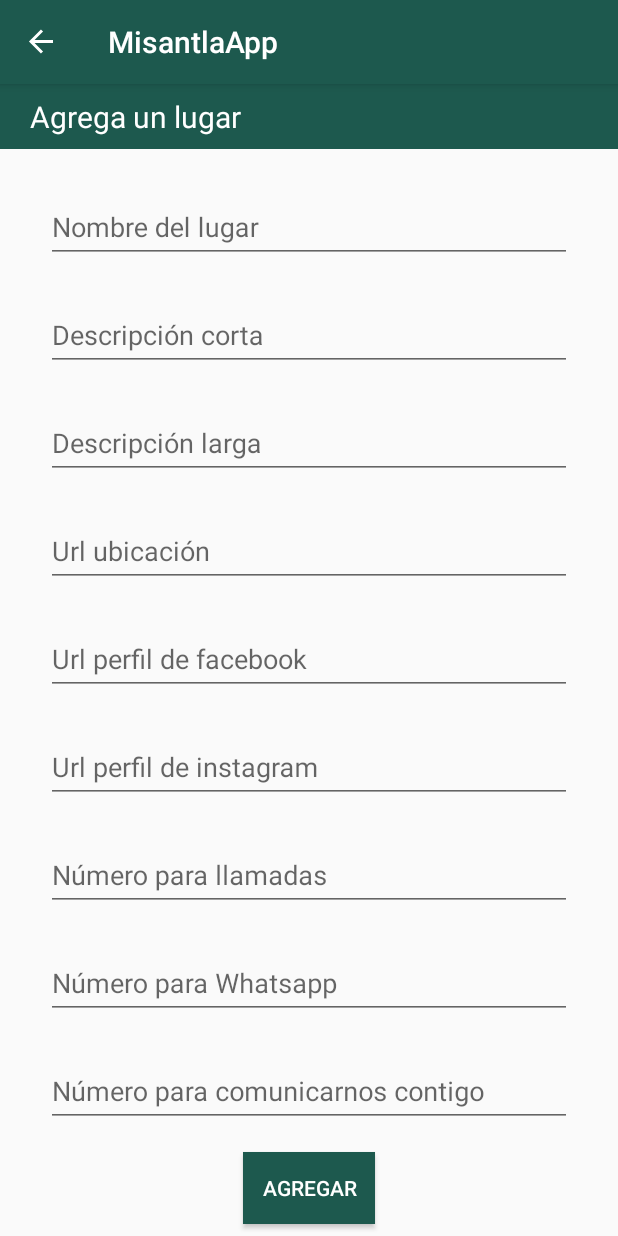
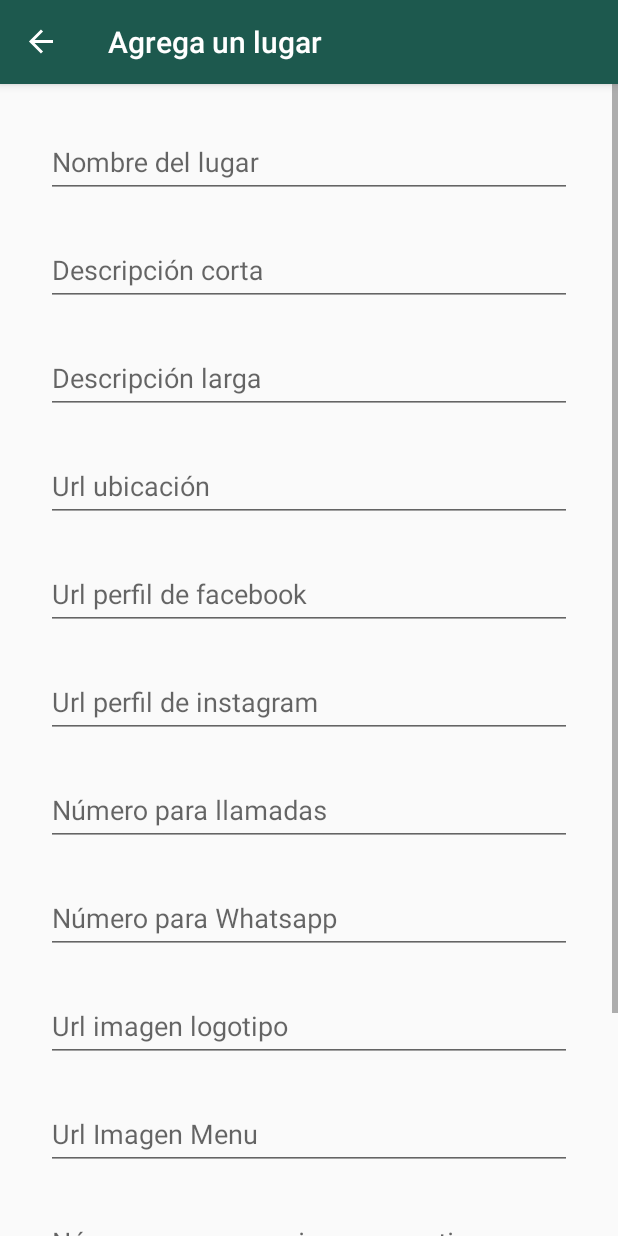
Before and after one commit to lefg095/MisantlaApp, an Android app: the AddPlacesFragment screen opened through its navigation route, on a phone screen of 412 x 824 dp. Run offline under Robolectric (Android 15) with nearby library versions, the phone set to English and light mode, and no system bars; our stand-ins replace AdMob, Firebase (no records; nobody signed in at launch, a user with empty details on screens opened directly), navigation-ui; libraries missing offline, so code that uses them is left out: com.facebook, com.facebook.login, com.smarteist.autoimageslider; 2 statements that could not run were skipped.

Commit message:
ya funciona todo

```diff
--- a/app/src/main/AndroidManifest.xml
+++ b/app/src/main/AndroidManifest.xml
@@ -15,6 +15,12 @@
             android:screenOrientation="portrait"
             android:configChanges="orientation|keyboardHidden"/>
         <activity android:name=".ui.AuthActivity"
+            android:screenOrientation="portrait"
+            android:configChanges="orientation|keyboardHidden"/>
+        <activity android:name=".ui.ContactActivity"
+            android:screenOrientation="portrait"
+            android:configChanges="orientation|keyboardHidden"/>
+        <activity android:name=".ui.AboutActivity"
             android:screenOrientation="portrait"
             android:configChanges="orientation|keyboardHidden"/>
         <activity
--- a/app/src/main/java/com/lefg095/misantlaapp/ui/business/AddPlacesFragment.kt
+++ b/app/src/main/java/com/lefg095/misantlaapp/ui/business/AddPlacesFragment.kt
@@ -1,16 +1,23 @@
 package com.lefg095.misantlaapp.ui.business
 
+import android.app.Activity.RESULT_OK
+import android.content.Intent
 import android.os.Bundle
 import android.view.LayoutInflater
 import android.view.View
 import android.view.ViewGroup
 import androidx.fragment.app.Fragment
+import com.google.firebase.database.ktx.database
 import com.google.firebase.firestore.FirebaseFirestore
+import com.google.firebase.ktx.Firebase
 import com.lefg095.misantlaapp.databinding.FragmentAddPlacesBinding
 
 class AddPlacesFragment: Fragment() {
     private val db = FirebaseFirestore.getInstance()
     private lateinit var binding: FragmentAddPlacesBinding
+    private val FILE = 1
+    private val database = Firebase.database
+    val myRef = database.getReference("user")
 
     override fun onCreateView(
         inflater: LayoutInflater,
@@ -27,6 +34,16 @@ class AddPlacesFragment: Fragment() {
         binding.btnAgregar.setOnClickListener {
             saveData(businessType)
         }
+
+        binding.btnAgregarImagen.setOnClickListener {
+            fileUpluoad()
+        }
+    }
+
+    fun fileUpluoad(){
+        val intent = Intent(Intent.ACTION_GET_CONTENT)
+        intent.type = "*/*"
+        startActivityForResult(intent, FILE)
     }
 
     fun saveData(businessType: String){
@@ -48,4 +65,14 @@ class AddPlacesFragment: Fragment() {
             hashMapOf("campoPrueba" to "datoPrueba")
         )
     }
+
+   /* override fun onActivityResult(requestCode: Int, resultCode: Int, data: Intent?) {
+        super.onActivityResult(requestCode, resultCode, data)
+        if (requestCode == FILE){
+            if (resultCode ==  RESULT_OK){
+                val FileUri = data!!.data
+                val Folder: StorageReference = FirebaseStorage.getInstance().getReference().child("usuarios")
+            }
+        }
+    }*/
 }
--- a/app/src/main/java/com/lefg095/misantlaapp/ui/business/ListBusinessFragment.kt
+++ b/app/src/main/java/com/lefg095/misantlaapp/ui/business/ListBusinessFragment.kt
@@ -42,7 +42,6 @@ class ListBusinessFragment : Fragment() {
         val businessDataArrayList: ArrayList<BusinessData> = arrayListOf()
         var numero_reporte = ""
         db.collection("dataApp").get().addOnSuccessListener { result ->
-            Log.e("Firestore_dataApp_", "$result")
             for (documento in result) {
                 numero_reporte = "${documento.data.get("numeroReporte")}"
             }
@@ -67,7 +66,7 @@ class ListBusinessFragment : Fragment() {
                             instagram = (documento.data.get("instagram") ?: "").toString(),
                             servLocal = (documento.data.get("servLocal") ?: "").toString(),
                             servEntrega = (documento.data.get("servEntrega") ?: "").toString(),
-                            catalogo_menu = (documento.data.get("productos") ?: "").toString()
+                            catalogo_menu = (documento.data.get("productos") ?: "").toString(),
                         )
                     )
                 }
--- a/app/src/main/res/layout/fragment_add_places.xml
+++ b/app/src/main/res/layout/fragment_add_places.xml
@@ -3,31 +3,30 @@
     xmlns:app="http://schemas.android.com/apk/res-auto"
     xmlns:tools="http://schemas.android.com/tools"
     android:layout_width="match_parent"
-    android:layout_height="match_parent">
+    android:layout_height="wrap_content">
 
-    <TextView
-        android:id="@+id/textView"
-        android:layout_width="match_parent"
-        android:layout_height="wrap_content"
-        android:background="@color/blue_4ever"
-        android:paddingStart="20dp"
-        android:padding="8dp"
-        android:text="Agrega un lugar"
-        android:textColor="@color/white"
-        android:textSize="20dp"
+    <ScrollView
+        android:layout_width="0dp"
+        android:layout_height="match_parent"
+        app:layout_constraintBottom_toBottomOf="parent"
         app:layout_constraintEnd_toEndOf="parent"
         app:layout_constraintStart_toStartOf="parent"
-        app:layout_constraintTop_toTopOf="parent" />
+        app:layout_constraintTop_toTopOf="parent">
+
+        <androidx.constraintlayout.widget.ConstraintLayout
+            android:layout_width="match_parent"
+            android:layout_height="wrap_content">
+
 
         <com.google.android.material.textfield.TextInputLayout
             android:id="@+id/il_nombre"
             android:layout_width="0dp"
+            android:layout_height="wrap_content"
             android:layout_marginTop="20dp"
-        android:layout_height="wrap_content"
             android:hint="Nombre del lugar"
             app:layout_constraintEnd_toEndOf="parent"
             app:layout_constraintStart_toStartOf="parent"
-        app:layout_constraintTop_toBottomOf="@+id/textView"
+            app:layout_constraintTop_toTopOf="parent"
             app:layout_constraintWidth_percent="0.85">
 
             <com.google.android.material.textfield.TextInputEditText
@@ -108,6 +107,7 @@
                 android:layout_height="match_parent" />
 
         </com.google.android.material.textfield.TextInputLayout>
+
         <com.google.android.material.textfield.TextInputLayout
             android:id="@+id/il_url_instagra"
             android:layout_width="0dp"
@@ -125,6 +125,7 @@
                 android:layout_height="match_parent" />
 
         </com.google.android.material.textfield.TextInputLayout>
+
         <com.google.android.material.textfield.TextInputLayout
             android:id="@+id/il_num_calling"
             android:layout_width="0dp"
@@ -161,6 +162,44 @@
 
         </com.google.android.material.textfield.TextInputLayout>
 
+
+        <com.google.android.material.textfield.TextInputLayout
+            android:id="@+id/il_url_img_logo"
+            android:layout_width="0dp"
+            android:layout_height="wrap_content"
+            android:layout_marginTop="16dp"
+            android:hint="Url imagen logotipo"
+            app:layout_constraintEnd_toEndOf="parent"
+            app:layout_constraintStart_toStartOf="parent"
+            app:layout_constraintTop_toBottomOf="@+id/il_num_whatsapp"
+            app:layout_constraintWidth_percent="0.85">
+
+            <com.google.android.material.textfield.TextInputEditText
+                android:id="@+id/et_url_img_logo"
+                android:layout_width="match_parent"
+                android:layout_height="match_parent" />
+
+        </com.google.android.material.textfield.TextInputLayout>
+
+
+        <com.google.android.material.textfield.TextInputLayout
+            android:id="@+id/il_url_productos"
+            android:layout_width="0dp"
+            android:layout_height="wrap_content"
+            android:layout_marginTop="16dp"
+            android:hint="Url Imagen Menu"
+            app:layout_constraintEnd_toEndOf="parent"
+            app:layout_constraintStart_toStartOf="parent"
+            app:layout_constraintTop_toBottomOf="@+id/il_url_img_logo"
+            app:layout_constraintWidth_percent="0.85">
+
+            <com.google.android.material.textfield.TextInputEditText
+                android:id="@+id/et_url_productos"
+                android:layout_width="match_parent"
+                android:layout_height="match_parent" />
+
+        </com.google.android.material.textfield.TextInputLayout>
+
         <com.google.android.material.textfield.TextInputLayout
             android:id="@+id/il_num_contacto"
             android:layout_width="0dp"
@@ -169,7 +208,7 @@
             android:hint="Número para comunicarnos contigo"
             app:layout_constraintEnd_toEndOf="parent"
             app:layout_constraintStart_toStartOf="parent"
-        app:layout_constraintTop_toBottomOf="@+id/il_num_whatsapp"
+            app:layout_constraintTop_toBottomOf="@+id/il_url_productos"
             app:layout_constraintWidth_percent="0.85">
 
             <com.google.android.material.textfield.TextInputEditText
@@ -183,13 +222,28 @@
                 android:id="@+id/btn_agregar"
                 android:layout_width="wrap_content"
                 android:layout_height="wrap_content"
-        android:layout_marginBottom="8dp"
+                android:layout_marginTop="20dp"
+                android:layout_marginBottom="20dp"
                 android:background="@color/blue_4ever"
                 android:text="Agregar"
                 android:textColor="@color/white"
                 app:layout_constraintBottom_toBottomOf="parent"
                 app:layout_constraintEnd_toEndOf="parent"
-        app:layout_constraintStart_toStartOf="parent" />
+                app:layout_constraintStart_toStartOf="parent"
+                app:layout_constraintTop_toBottomOf="@+id/btn_agregar_imagen" />
 
+        <Button
+            android:id="@+id/btn_agregar_imagen"
+            android:layout_width="wrap_content"
+            android:layout_height="wrap_content"
+            android:layout_marginTop="20dp"
+            android:background="@color/blue_4ever"
+            android:text="Agregar Imagen"
+            android:textColor="@color/white"
+            app:layout_constraintEnd_toEndOf="parent"
+            app:layout_constraintStart_toStartOf="parent"
+            app:layout_constraintTop_toBottomOf="@+id/il_num_contacto" />
 
         </androidx.constraintlayout.widget.ConstraintLayout>
+    </ScrollView>
+</androidx.constraintlayout.widget.ConstraintLayout>
--- a/app/src/main/res/layout/fragment_dashboard.xml
+++ b/app/src/main/res/layout/fragment_dashboard.xml
@@ -39,7 +39,7 @@
         android:layout_marginEnd="16dp"
         android:background="@color/grey_font"
         android:fontFamily="sans-serif-medium"
-        android:padding="25dp"
+        android:padding="12dp"
         android:text="@string/text_dashboard"
         android:textAlignment="center"
         android:textStyle="bold"
@@ -225,10 +225,10 @@
     <!--ca-app-pub-3545246479745746/8342199925-->
     <com.google.android.gms.ads.AdView
         android:id="@+id/adView"
+        android:layout_width="wrap_content"
+        android:layout_height="wrap_content"
         ads:adSize="BANNER"
         ads:adUnitId="ca-app-pub-3940256099942544/6300978111"
-        android:layout_width="wrap_content"
-        android:layout_height="wrap_content"
         app:layout_constraintBottom_toBottomOf="parent"
         app:layout_constraintEnd_toEndOf="parent"
         app:layout_constraintStart_toStartOf="parent" />
--- a/app/src/main/res/menu/nav_header_menu.xml
+++ b/app/src/main/res/menu/nav_header_menu.xml
@@ -1,10 +1,10 @@
 <?xml version="1.0" encoding="utf-8"?>
 <menu xmlns:android="http://schemas.android.com/apk/res/android">
     <group android:checkableBehavior="single">
-        <item
+        <!--item
             android:id="@+id/it_config"
             android:icon="@drawable/ic_config"
-            android:title="Configuracion"/>
+            android:title="Configuracion"/-->
         <item
             android:id="@+id/it_contac"
             android:icon="@drawable/ic_contacto"
--- a/app/src/main/res/navigation/nav_graph.xml
+++ b/app/src/main/res/navigation/nav_graph.xml
@@ -18,6 +18,7 @@
     </fragment>
 
     <fragment
+        android:label="MisantlaApp"
         android:id="@+id/listBusiness"
         android:name="com.lefg095.misantlaapp.ui.business.ListBusinessFragment"
         tools:layout="@layout/fragment_listbusiness">
@@ -32,6 +33,7 @@
     </fragment>
 
     <fragment
+        android:label="MisantlaApp"
         android:id="@+id/detailBusiness"
         android:name="com.lefg095.misantlaapp.ui.business.BusinessDetailFragment"
         tools:layout="@layout/fragment_businessdetail"
@@ -43,12 +45,14 @@
     </fragment>
 
     <fragment
+        android:label="MisantlaApp"
         android:id="@+id/imgScreen"
         android:name="com.lefg095.misantlaapp.ui.business.ScreenImgFragment"
         tools:layout="@layout/fragment_img_all_screen"/>
 
     <fragment
         android:id="@+id/add_places"
+        android:label="Agrega un lugar"
         android:name="com.lefg095.misantlaapp.ui.business.AddPlacesFragment"
         tools:layout="@layout/fragment_add_places"/>
 </navigation>
--- a/build.gradle
+++ b/build.gradle
@@ -12,7 +12,7 @@ buildscript {
     }
     dependencies {
         classpath "com.android.tools.build:gradle:4.2.2"
-        classpath "org.jetbrains.kotlin:kotlin-gradle-plugin:$kotlin_version"
+        classpath "org.jetbrains.kotlin:kotlin-gradle-plugin:1.6.10"
         classpath "com.google.dagger:hilt-android-gradle-plugin:$hilt_version"
         classpath 'com.google.gms:google-services:4.3.10'
 
```
Also changed, not shown: app/build.gradle (+14 -3 lines), app/src/main/java/com/lefg095/misantlaapp/model/BusinessData.kt (+4 -4 lines), app/src/main/java/com/lefg095/misantlaapp/ui/AboutActivity.kt (added, +27 -0 lines), app/src/main/java/com/lefg095/misantlaapp/ui/ContactActivity.kt (added, +69 -0 lines), app/src/main/java/com/lefg095/misantlaapp/ui/MainActivity.kt (+15 -2 lines), app/src/main/java/com/lefg095/misantlaapp/ui/business/BusinessDetailFragment.kt (+0 -8 lines), app/src/main/java/com/lefg095/misantlaapp/ui/business/adapter/ContactData.kt (added, +12 -0 lines), app/src/main/res/layout/about_activity.xml (added, +54 -0 lines), app/src/main/res/layout/contact_activity.xml (added, +97 -0 lines), app/src/main/res/drawable/ic_close_white_20.png (added), app/src/main/res/drawable/ic_close_white_30.png (added), app/src/main/res/drawable/ic_gmail.png (added). Lines whose indentation alone changed are shown as unchanged.
